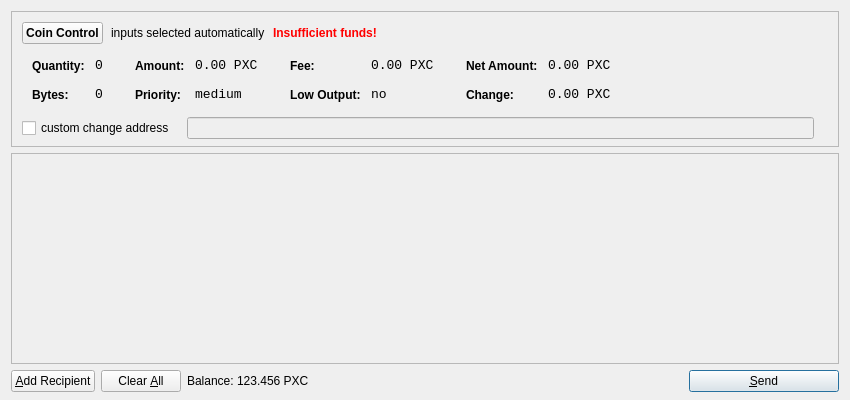
First picture: the form in src/qt/forms/sendcoinsdialog.ui, repository msgpo/Rodentcoin, before the edit.
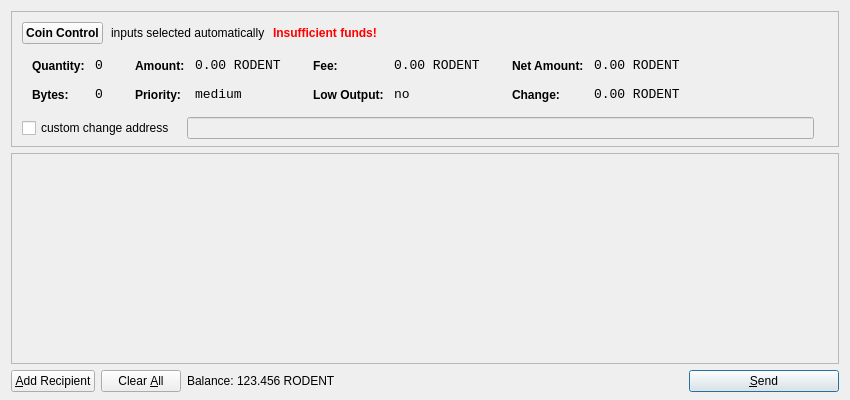
Second picture: the form after the edit. Icons and pictures are not drawn.

The edit to the form file:
```diff
--- a/src/qt/forms/sendcoinsdialog.ui
+++ b/src/qt/forms/sendcoinsdialog.ui
@@ -292,7 +292,7 @@
                   <enum>Qt::ActionsContextMenu</enum>
                  </property>
                  <property name="text">
-                  <string notr="true">0.00 PXC</string>
+                  <string notr="true">0.00 RODENT</string>
                  </property>
                  <property name="textInteractionFlags">
                   <set>Qt::LinksAccessibleByMouse|Qt::TextSelectableByKeyboard|Qt::TextSelectableByMouse</set>
@@ -378,7 +378,7 @@
                   <enum>Qt::ActionsContextMenu</enum>
                  </property>
                  <property name="text">
-                  <string notr="true">0.00 PXC</string>
+                  <string notr="true">0.00 RODENT</string>
                  </property>
                  <property name="textInteractionFlags">
                   <set>Qt::LinksAccessibleByMouse|Qt::TextSelectableByKeyboard|Qt::TextSelectableByMouse</set>
@@ -464,7 +464,7 @@
                   <enum>Qt::ActionsContextMenu</enum>
                  </property>
                  <property name="text">
-                  <string notr="true">0.00 PXC</string>
+                  <string notr="true">0.00 RODENT</string>
                  </property>
                  <property name="textInteractionFlags">
                   <set>Qt::LinksAccessibleByMouse|Qt::TextSelectableByKeyboard|Qt::TextSelectableByMouse</set>
@@ -496,7 +496,7 @@
                   <enum>Qt::ActionsContextMenu</enum>
                  </property>
                  <property name="text">
-                  <string notr="true">0.00 PXC</string>
+                  <string notr="true">0.00 RODENT</string>
                  </property>
                  <property name="textInteractionFlags">
                   <set>Qt::LinksAccessibleByMouse|Qt::TextSelectableByKeyboard|Qt::TextSelectableByMouse</set>
@@ -691,7 +691,7 @@
           <cursorShape>IBeamCursor</cursorShape>
          </property>
          <property name="text">
-          <string>123.456 PXC</string>
+          <string>123.456 RODENT</string>
          </property>
          <property name="textInteractionFlags">
           <set>Qt::LinksAccessibleByMouse|Qt::TextSelectableByKeyboard|Qt::TextSelectableByMouse</set>
```
